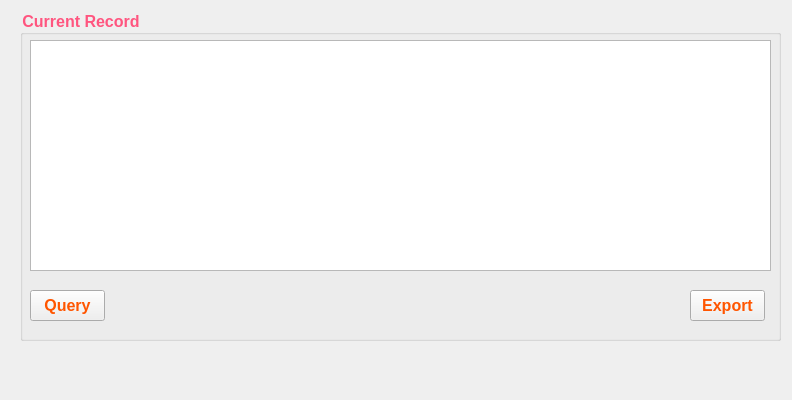
Old version of the form project/Harman_T500/databaseform.ui in the repository happyrabbit456/Qt5_dev.
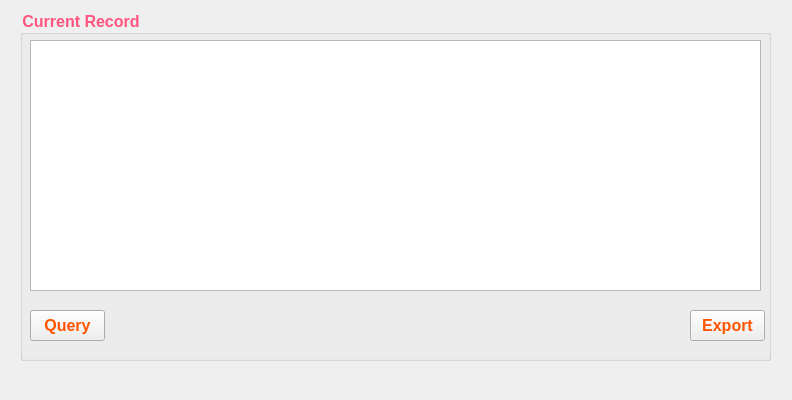
New version of the form.

```diff
--- a/project/Harman_T500/databaseform.ui
+++ b/project/Harman_T500/databaseform.ui
@@ -18,8 +18,8 @@
     <rect>
      <x>20</x>
      <y>10</y>
-     <width>761</width>
-     <height>331</height>
+     <width>751</width>
+     <height>351</height>
     </rect>
    </property>
    <property name="font">
@@ -40,8 +40,8 @@
      <rect>
       <x>10</x>
       <y>30</y>
-      <width>741</width>
-      <height>231</height>
+      <width>731</width>
+      <height>251</height>
      </rect>
     </property>
     <property name="styleSheet">
@@ -52,7 +52,7 @@
     <property name="geometry">
      <rect>
       <x>10</x>
-      <y>280</y>
+      <y>300</y>
       <width>75</width>
       <height>31</height>
      </rect>
@@ -75,7 +75,7 @@
     <property name="geometry">
      <rect>
       <x>670</x>
-      <y>280</y>
+      <y>300</y>
       <width>75</width>
       <height>31</height>
      </rect>
```
